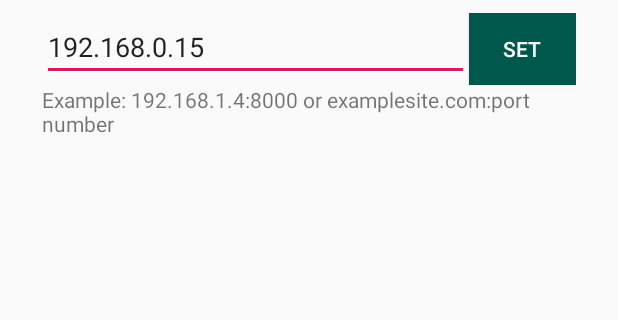
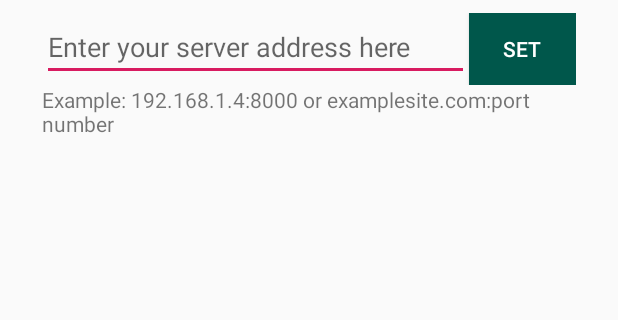
Before and after one commit to SureshAlien/RFIDScannerApp, an Android app: the screen it shows after launch (Login), on a phone screen of 412 x 824 dp, the part 245-565 px from its top. Run offline under Robolectric (Android 15) with nearby library versions, the light colour scheme and no system bars; our stand-ins replace Volley.

Commit message:
removed static credentials

```diff
--- a/app/src/main/res/layout/activity_login.xml
+++ b/app/src/main/res/layout/activity_login.xml
@@ -38,7 +38,6 @@
 
             <EditText
                 android:id="@+id/et_serverAddress"
-                android:text="192.168.0.15"
                 android:layout_width="0dp"
                 android:layout_height="wrap_content"
                 android:layout_alignBottom="@+id/linearlayout_username"
--- a/app/src/main/res/layout/fragment_login.xml
+++ b/app/src/main/res/layout/fragment_login.xml
@@ -32,7 +32,6 @@
 
             <EditText
                 android:id="@+id/username_entry"
-                android:text="administrator"
                 android:layout_width="0dp"
                 android:layout_height="wrap_content"
                 android:layout_alignBottom="@+id/linearlayout_username"
@@ -62,7 +61,6 @@
             />
             <EditText
                 android:id="@+id/password_entry"
-                android:text="password"
                 android:layout_width="0dp"
                 android:layout_height="wrap_content"
                 android:inputType="textPassword"
```
